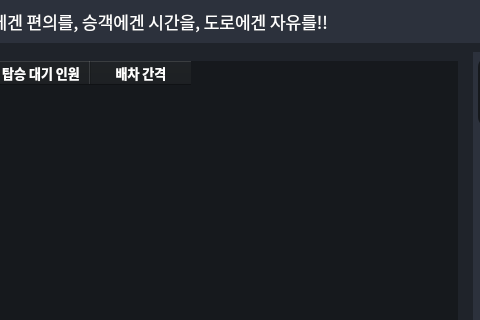
First picture: the form in interface.ui, repository PKNU-IOT3/bustop_PyQT, before the edit; both pictures show x 578 to 1058 and y 0 to 320 of the 1260 by 814 pixel window.
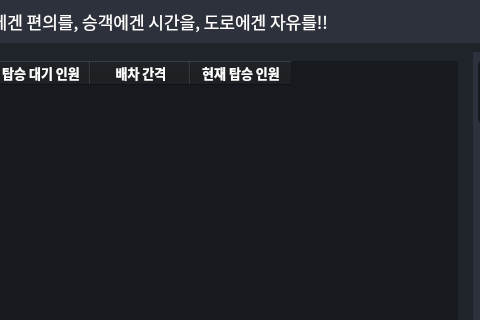
Second picture: the form after the edit. Icons and pictures are not drawn.

```diff
--- a/interface.ui
+++ b/interface.ui
@@ -946,7 +946,7 @@
                 <number>0</number>
                </property>
                <property name="columnCount">
-                <number>4</number>
+                <number>5</number>
                </property>
                <attribute name="verticalHeaderVisible">
                 <bool>false</bool>
@@ -1052,6 +1052,22 @@
                  </brush>
                 </property>
                </column>
+               <column>
+                <property name="text">
+                 <string>현재 탑승 인원</string>
+                </property>
+                <property name="font">
+                 <font>
+                  <family>나눔고딕</family>
+                  <pointsize>10</pointsize>
+                  <weight>75</weight>
+                  <bold>true</bold>
+                 </font>
+                </property>
+                <property name="textAlignment">
+                 <set>AlignCenter</set>
+                </property>
+               </column>
               </widget>
              </item>
             </layout>
```
